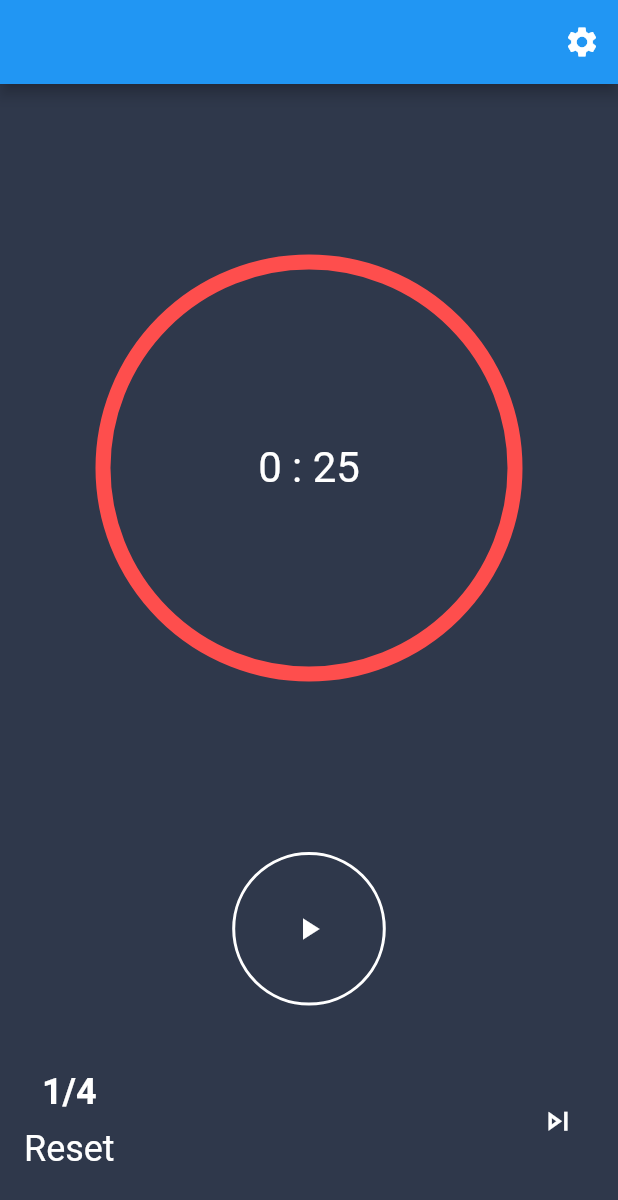
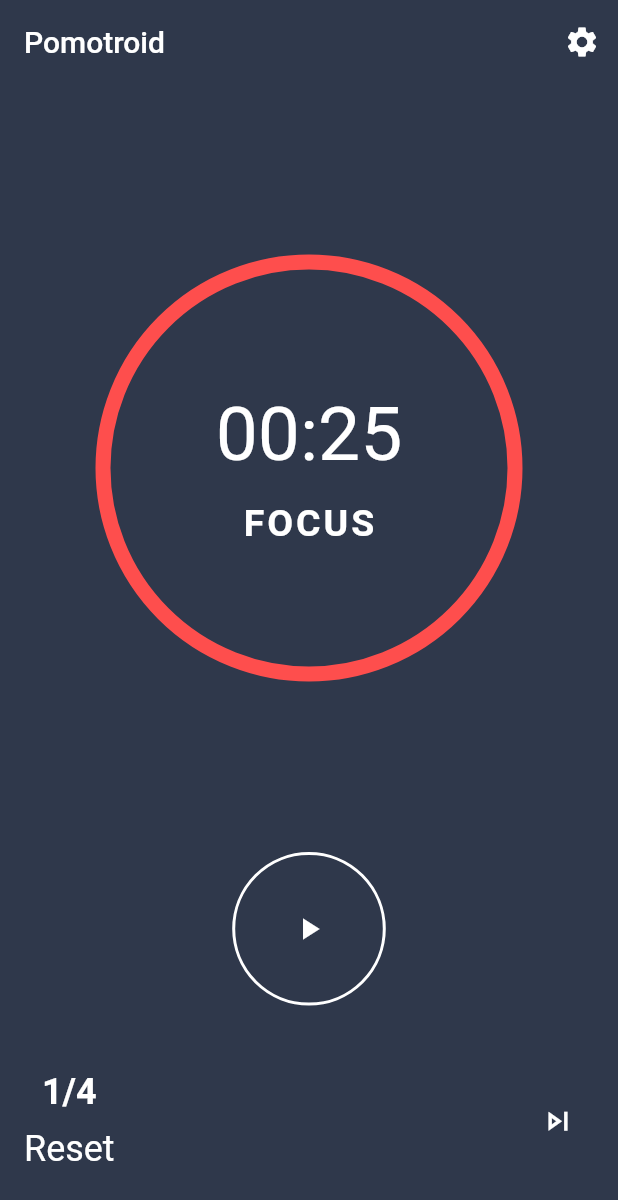
Before and after one commit to tugayabdulla/pomotroid, a Flutter app: the screen it shows after launch, after a tap on the "play arrow" icon, after a tap on "Reset", on a phone screen of 412 x 824 dp. Shown: the top 1200 px of the screen. Run offline on Flutter 3.47's test engine with Material 2 defaults, Android fonts, the phone set to English and light mode, and no system bars.

```diff
--- /dev/null
+++ b/lib/constants.dart
@@ -0,0 +1,15 @@
+
+
+import 'package:flutter/material.dart';
+import 'package:intl/intl.dart';
+
+var kModeTitleStyle =  TextStyle(color: Color(0xFFced4e2), fontSize: 24.0,fontWeight: FontWeight.bold);
+
+
+String formatTime(int time) {
+  int minutes = (time / 60).floor();
+  int seconds = time % 60;
+
+  var f = NumberFormat("00","en-US");
+  return f.format(minutes)+":"+f.format(seconds);
+}
--- a/lib/main.dart
+++ b/lib/main.dart
@@ -14,6 +14,9 @@ class MyApp extends StatelessWidget {
     return ChangeNotifierProvider(
         create: (context) => StatesProvider(),
         child: MaterialApp(
+          theme: ThemeData(
+            primaryColor: Color(0xff2f384b),
+          ),
           home: Home(),
         ));
   }
--- a/lib/model/constants.dart
+++ /dev/null
@@ -1,15 +0,0 @@
-
-
-import 'package:flutter/material.dart';
-import 'package:sprintf/sprintf.dart';
-
-var kModeTitleStyle =  TextStyle(color: Color(0xFFced4e2), fontSize: 24.0);
-
-
-String formatTime(int time) {
-  int minutes = (time / 60).floor();
-  int seconds = time % 60;
-
-  var formattedTime = sprintf("%2i : %2i ", [minutes, seconds]);
-  return formattedTime;
-}
--- a/lib/model/states.dart
+++ b/lib/model/states.dart
@@ -1,3 +1,5 @@
+import 'dart:async';
+
 import 'package:flutter/cupertino.dart';
 
 class StatesProvider extends ChangeNotifier {
@@ -7,6 +9,8 @@ class StatesProvider extends ChangeNotifier {
 
   int _tracker = 0;
   int _rounds = 4;
+  Timer _timer;
+  int timeLeft = 25;
 
   List<Mode> tasksList = [
     Mode(Color(0xFFFE4E4d), 25, "Focus"),
@@ -22,6 +26,7 @@ class StatesProvider extends ChangeNotifier {
 
   void changeFocusDuration(int duration) {
     focus.duration = duration;
+    print(focus.duration);
   }
 
   void changeShortBreakDuration(int duration) {
@@ -32,8 +37,29 @@ class StatesProvider extends ChangeNotifier {
     longBreak.duration = duration;
   }
 
+  void startTimer() {
+    _timer = Timer.periodic(
+      Duration(seconds: 1),
+      (timer) {
+        timeLeft--;
+        if (timeLeft == 0) {
+          changeMode();
+          timeLeft = getCurrentMode().duration;
+        }
+        notifyListeners();
+      },
+    );
+  }
+
+  void cancelTimer() {
+    _timer.cancel();
+  }
+
   finishSetting() {
+    _tracker = 0;
+
     notifyListeners();
+    changeRoundCount(rounds);
   }
 
   changeRoundCount(int round) {
@@ -62,16 +88,28 @@ class StatesProvider extends ChangeNotifier {
       _tracker = -1;
     }
     _tracker++;
+    timeLeft = tasksList[_tracker].duration;
     notifyListeners();
   }
 
-  void reset() {
+  void resetProgress() {
     _tracker = 0;
+    timeLeft = focus.duration;
+    print(focus.duration);
+    notifyListeners();
+  }
+
+  void resetSettings() {
+    _tracker = 0;
+    changeRoundCount(4);
+    _rounds = 4;
+    focus.duration = 25;
+    shortBreak.duration = 5;
+    longBreak.duration = 15;
+
     notifyListeners();
   }
 }
-
-
 
 class Mode {
   Color color;
--- a/lib/pages/homepage.dart
+++ b/lib/pages/homepage.dart
@@ -1,5 +1,3 @@
-import 'dart:async';
-
 import 'package:flutter/cupertino.dart';
 import 'package:flutter/material.dart';
 import 'package:pomotroid/model/states.dart';
@@ -13,54 +11,47 @@ class Home extends StatefulWidget {
 }
 
 class _HomeState extends State<Home> {
-  Timer _timer;
 
-  int timeLeft = 25;
   bool isPaused = true;
-  StatesProvider statesProvider;
-
-  void startTimer() {
-    _timer = Timer.periodic(
-      Duration(seconds: 1),
-      (timer) => setState(
-        () {
-          timeLeft--;
-          if (timeLeft == 0) {
-            statesProvider.changeMode();
-            timeLeft = statesProvider.getCurrentMode().duration;
-          }
-        },
-      ),
-    );
-  }
 
   @override
   void initState() {
-    statesProvider = Provider.of<StatesProvider>(context, listen: false);
     super.initState();
   }
 
-  _onButtonClicked() {
+  _onButtonClicked(StatesProvider provider) {
     if (isPaused) {
-      startTimer();
+      provider.startTimer();
     } else {
-      _timer.cancel();
+      provider.cancelTimer();
     }
     isPaused = !isPaused;
   }
 
   @override
   Widget build(BuildContext context) {
-    print('build');
+    return Consumer<StatesProvider>(
+      builder: (context, value, child) {
+
         return Scaffold(
             backgroundColor: Color(0xff2f384b),
             appBar: AppBar(
+              elevation: 0,
+              title: Text('Pomotroid'),
               actions: [
                 IconButton(
                     icon: Icon(Icons.settings),
-                onPressed: () {
-                  Navigator.of(context).push(
+                    onPressed: () async {
+                      var isChanged = await Navigator.of(context).push(
                           MaterialPageRoute(builder: (context) => Settings()));
+                      if (isChanged) {
+                        setState(() {
+                          value.cancelTimer();
+                          isPaused = true;
+                          value.resetProgress();
+
+                        });
+                      }
                     })
               ],
             ),
@@ -70,7 +61,7 @@ class _HomeState extends State<Home> {
                 children: [
                   Expanded(
                     flex: 10,
-                child: CountdownIndicator(timeLeft: timeLeft),
+                    child: CountdownIndicator(),
                   ),
                   Expanded(
                     flex: 2,
@@ -87,7 +78,8 @@ class _HomeState extends State<Home> {
                       ),
                       onPressed: () {
                         setState(() {
-                      _onButtonClicked();
+                          _onButtonClicked(value);
+                          print('pressed');
                         });
                       },
                     ),
@@ -104,7 +96,7 @@ class _HomeState extends State<Home> {
                             mainAxisAlignment: MainAxisAlignment.center,
                             children: <Widget>[
                               Text(
-                            "${statesProvider.currentRound}/${statesProvider.rounds}",
+                                "${value.currentRound}/${value.rounds}",
                                 style: TextStyle(
                                     color: Colors.white,
                                     fontSize: 24,
@@ -116,16 +108,16 @@ class _HomeState extends State<Home> {
                               InkWell(
                                 onTap: () {
                                   setState(() {
-                                statesProvider.reset();
-                                timeLeft = statesProvider.focus.duration;
+                                    value.resetProgress();
+
                                     isPaused = false;
-                                _onButtonClicked();
+                                    _onButtonClicked(value);
                                   });
                                 },
                                 child: Text(
                                   "Reset",
-                              style:
-                                  TextStyle(color: Colors.white, fontSize: 24),
+                                  style: TextStyle(
+                                      color: Colors.white, fontSize: 24),
                                 ),
                               )
                             ],
@@ -138,9 +130,7 @@ class _HomeState extends State<Home> {
                               ),
                               onPressed: () {
                                 setState(() {
-                              statesProvider.changeMode();
-                              timeLeft =
-                                  statesProvider.getCurrentMode().duration;
+                                  value.changeMode();
                                 });
                               })
                         ],
@@ -150,5 +140,7 @@ class _HomeState extends State<Home> {
                 ],
               ),
             ));
+      },
+    );
   }
 }
--- a/lib/widgets/countdown_indicator.dart
+++ b/lib/widgets/countdown_indicator.dart
@@ -1,22 +1,19 @@
 import 'dart:math';
 
 import 'package:flutter/material.dart';
-import 'package:pomotroid/model/constants.dart';
 import 'package:pomotroid/model/states.dart';
 import 'package:provider/provider.dart';
-import 'package:sprintf/sprintf.dart';
+
+import '../constants.dart';
+
 
 class CountdownIndicator extends StatelessWidget {
-  const CountdownIndicator(
-      {@required this.timeLeft});
-
-  final int timeLeft;
+  const CountdownIndicator();
 
 
 
   @override
   Widget build(BuildContext context) {
-    print("build - countdown");
     return Consumer<StatesProvider>(builder: (_, a, child) {
       return Stack(
         alignment: Alignment.center,
@@ -26,13 +23,26 @@ class CountdownIndicator extends StatelessWidget {
             height: MediaQuery.of(context).size.width / 1.5,
             margin: EdgeInsets.all(15.0),
             child: CustomPaint(
-              painter: Progress(a.getCurrentMode().color, timeLeft / a.getCurrentMode().duration),
+              painter: Progress(a.getCurrentMode().color,
+                  a.timeLeft / a.getCurrentMode().duration),
             ),
           ),
-          Text(
-            formatTime(timeLeft),
-            style: TextStyle(color: Colors.white, fontSize: 28),
-          ),
+          Column(
+            mainAxisAlignment: MainAxisAlignment.center,
+            children: [
+              Text(
+                formatTime(a.timeLeft),
+                style: TextStyle(color: Colors.white, fontSize: 50),
+              ),
+              SizedBox(
+                height: 15,
+              ),
+              Text(
+                a.getCurrentMode().text.toUpperCase(),
+                style: TextStyle(color: Colors.white,fontSize: 25, fontWeight: FontWeight.bold,letterSpacing: 2),
+              ),
+            ],
+          )
         ],
       );
     });
--- a/pubspec.yaml
+++ b/pubspec.yaml
@@ -29,7 +29,7 @@ dependencies:
   # Use with the CupertinoIcons class for iOS style icons.
   cupertino_icons: ^1.0.0
   provider: ^4.3.2+2
-  sprintf: "^4.0.0"
+  intl: ^0.16.1
 dev_dependencies:
   flutter_test:
     sdk: flutter
```
Also changed, not shown: lib/pages/settings.dart (+17 -9 lines), pubspec.lock. Lines whose indentation alone changed are shown as unchanged.
